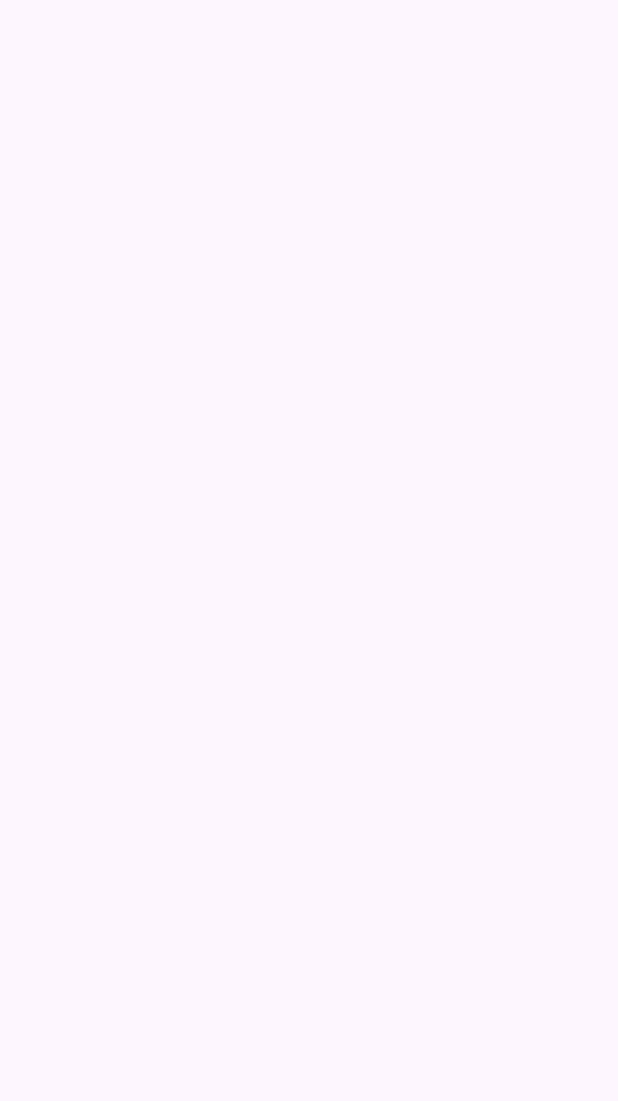
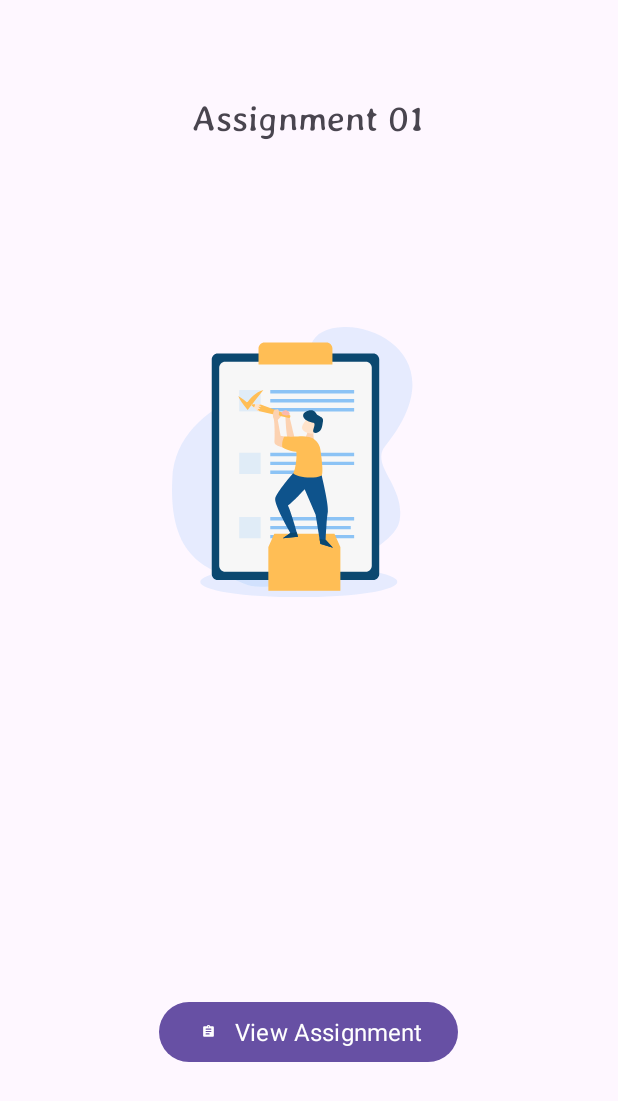
Before and after one commit to cusaldmsr/AndroidAssignment01, an Android app: the SplashActivity screen opened directly, with no data from a screen before it, on a phone screen of 412 x 824 dp. Before the commit the part shown is empty. Shown: the top 1101 px of the screen. Run offline under Robolectric (Android 15) with nearby library versions, the phone set to English and light mode, and no system bars.

Commit message:
Designed the splash screen for the app.

```diff
--- a/app/src/main/res/layout/activity_splash.xml
+++ b/app/src/main/res/layout/activity_splash.xml
@@ -7,4 +7,41 @@
     android:layout_height="match_parent"
     tools:context=".SplashActivity">
 
+    <ImageView
+        android:id="@+id/imageView"
+        android:layout_width="320dp"
+        android:layout_height="384dp"
+        android:layout_marginTop="116dp"
+        app:layout_constraintEnd_toEndOf="parent"
+        app:layout_constraintHorizontal_bias="0.692"
+        app:layout_constraintStart_toStartOf="parent"
+        app:layout_constraintTop_toTopOf="parent"
+        app:srcCompat="@drawable/splash_image" />
+
+    <TextView
+        android:id="@+id/textView"
+        android:layout_width="wrap_content"
+        android:layout_height="wrap_content"
+        android:layout_marginTop="64dp"
+        android:fontFamily="@font/averia_gruesa_libre"
+        android:text="Assignment 01"
+        android:textSize="24sp"
+        app:layout_constraintEnd_toEndOf="parent"
+        app:layout_constraintHorizontal_bias="0.498"
+        app:layout_constraintStart_toStartOf="parent"
+        app:layout_constraintTop_toTopOf="parent" />
+
+    <Button
+        android:id="@+id/button"
+        android:layout_width="wrap_content"
+        android:layout_height="wrap_content"
+        android:layout_marginBottom="112dp"
+        android:fontFamily="sans-serif"
+        android:text="View Assignment"
+        android:textSize="16sp"
+        app:icon="@drawable/ic_launcher_foreground"
+        app:layout_constraintBottom_toBottomOf="parent"
+        app:layout_constraintEnd_toEndOf="parent"
+        app:layout_constraintHorizontal_bias="0.497"
+        app:layout_constraintStart_toStartOf="parent" />
 </androidx.constraintlayout.widget.ConstraintLayout>
```
Also changed, not shown: app/src/main/res/font/averia_gruesa_libre.ttf (added).
